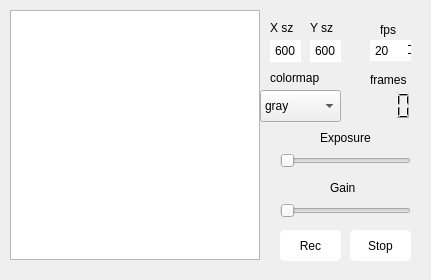
Before: the Qt Designer form Imager/form.ui in ef-lab/Experiments, drawn with Qt 5.
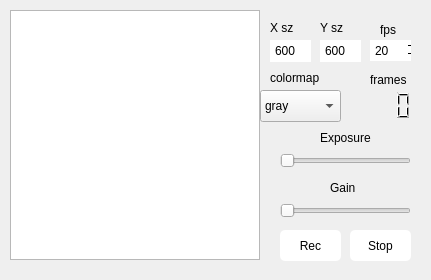
After: the same form once the commit is applied.

What changed in the file:
```diff
--- a/Imager/form.ui
+++ b/Imager/form.ui
@@ -159,7 +159,7 @@
     <rect>
      <x>270</x>
      <y>40</y>
-     <width>31</width>
+     <width>41</width>
      <height>22</height>
     </rect>
    </property>
@@ -229,9 +229,9 @@
   <widget class="QSpinBox" name="Y_sz">
    <property name="geometry">
     <rect>
-     <x>310</x>
+     <x>320</x>
      <y>40</y>
-     <width>31</width>
+     <width>41</width>
      <height>22</height>
     </rect>
    </property>
@@ -249,7 +249,7 @@
   <widget class="QLabel" name="label_7">
    <property name="geometry">
     <rect>
-     <x>310</x>
+     <x>320</x>
      <y>20</y>
      <width>31</width>
      <height>16</height>
```
